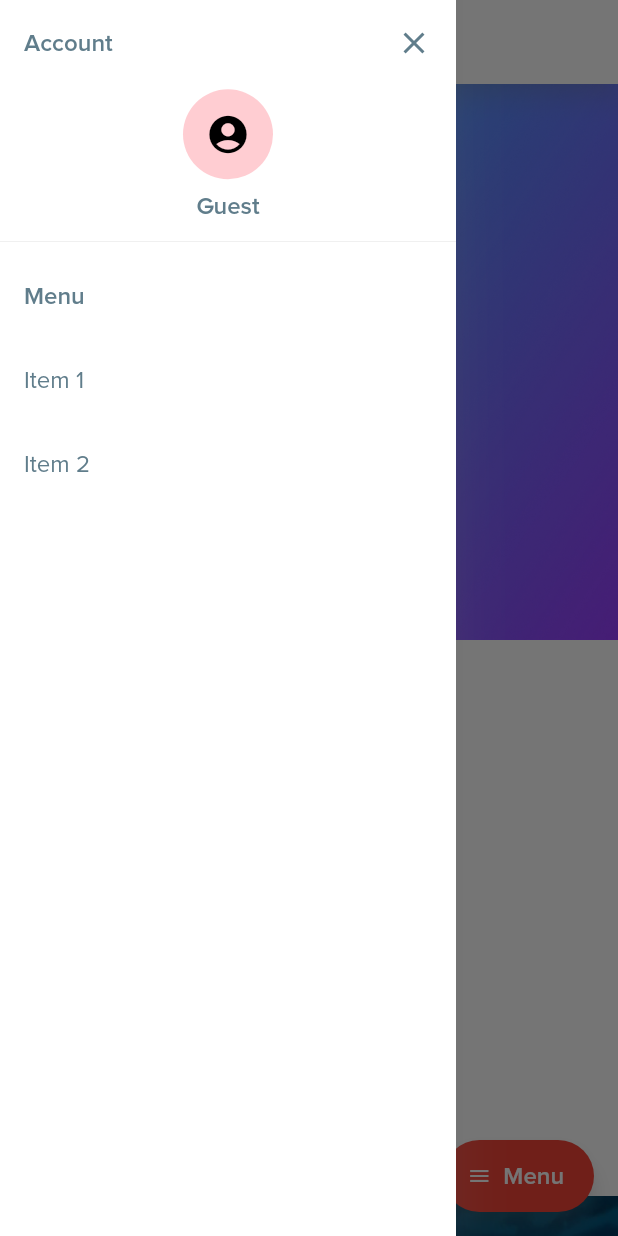
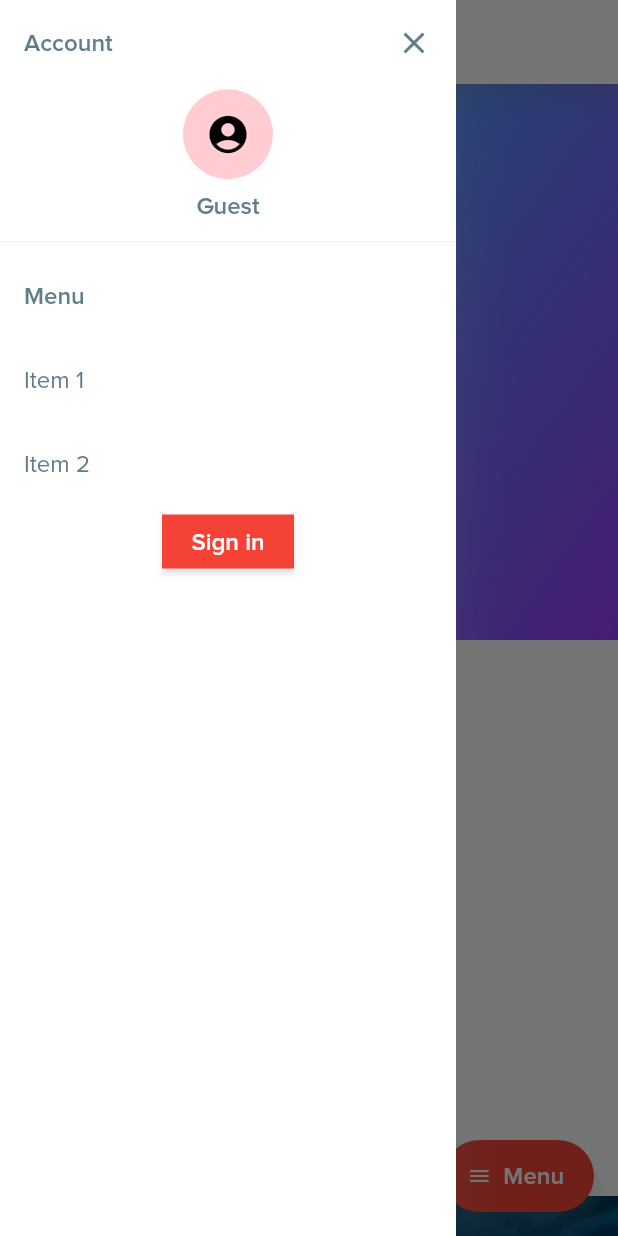
Before and after one commit to LIKMI/web_bit, a Flutter app: the screen it shows after launch, with the side drawer open, on a phone screen of 412 x 824 dp. Run offline on Flutter 3.47's test engine with Material 2 defaults, Android fonts, the phone set to English and light mode, and no system bars; our stand-ins replace firebase_auth, firebase_core, flutter_riverpod, google_sign_in, shared_preferences; accounts and stored records are empty.

Commit message:
add dummy login

```diff
--- a/lib/screens/main_screen.dart
+++ b/lib/screens/main_screen.dart
@@ -209,6 +209,80 @@ class _MainScreenState extends State<MainScreen> with WidgetsBindingObserver {
                   Navigator.pop(context);
                 },
               ),
+              Center(
+                child: userEmail == null
+                    ? CustomFlatButton(
+                        textStyle: textTheme.button,
+                        onPressed: userEmail == null
+                            ? () {
+                                showDialog(
+                                  context: context,
+                                  builder: (context) => AuthDialog(),
+                                );
+                              }
+                            : null,
+                        childWidget: Text(
+                          'Sign in',
+                        ),
+                      )
+                    : Row(
+                        children: [
+                          CircleAvatar(
+                            radius: 15,
+                            backgroundImage: imageUrl != null
+                                ? NetworkImage(imageUrl!)
+                                : null,
+                            child: imageUrl == null
+                                ? Icon(
+                                    Icons.account_circle,
+                                    size: 30,
+                                  )
+                                : Container(),
+                          ),
+                          SizedBox(width: 5),
+                          Text(
+                            (name ?? userEmail)!,
+                            style: textTheme.headline2,
+                          ),
+                          SizedBox(width: 10),
+                          CustomFlatButton(
+                            textStyle: textTheme.button,
+                            onPressed: _isProcessing
+                                ? null
+                                : () async {
+                                    setState(() {
+                                      _isProcessing = true;
+                                    });
+                                    await signOut().then((result) {
+                                      print(result);
+                                      Navigator.of(context).pushReplacement(
+                                        MaterialPageRoute(
+                                          fullscreenDialog: true,
+                                          builder: (context) => MainScreen(),
+                                        ),
+                                      );
+                                    }).catchError((error) {
+                                      print('Sign Out Error: $error');
+                                    });
+                                    setState(() {
+                                      _isProcessing = false;
+                                    });
+                                  },
+                            childWidget: Padding(
+                              padding: EdgeInsets.only(
+                                top: 8.0,
+                                bottom: 8.0,
+                              ),
+                              child: _isProcessing
+                                  ? CircularProgressIndicator(
+                                      backgroundColor: textTheme.button!.color,
+                                    )
+                                  : Text('Sign out'),
+                            ),
+                          ),
+                        ],
+                      ),
+              ),
             ],
           ),
         ),
```
